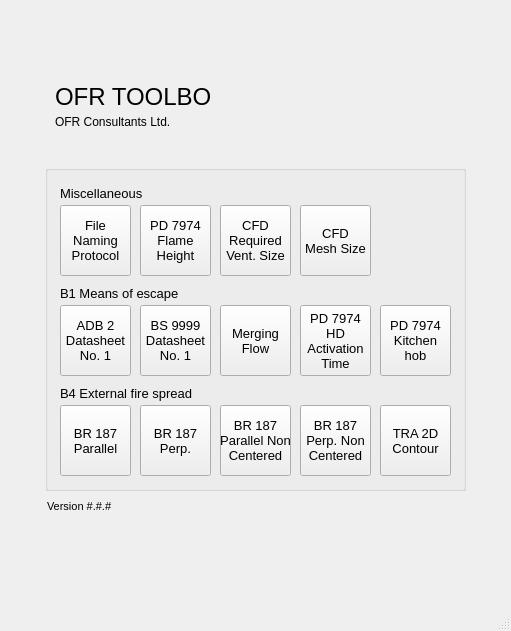
Old version of the form fsetoolsGUI/gui/layout/ui/main.ui in the repository fuyans/fsetoolsGUI.
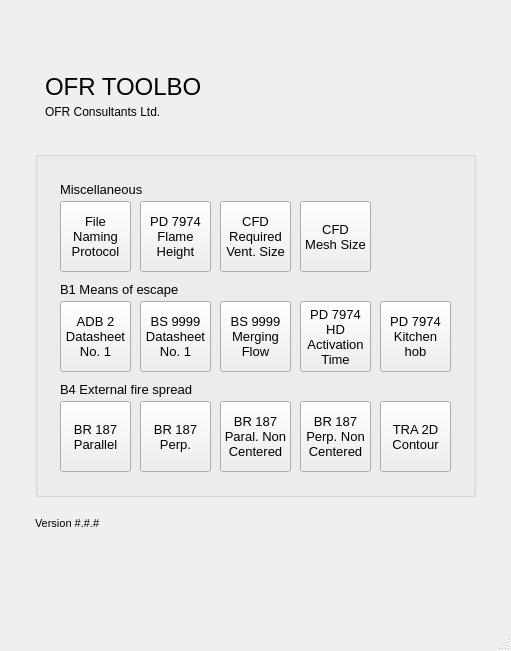
New version of the form. Icons and pictures are not drawn.

Diff of the .ui file:
```diff
--- a/fsetoolsGUI/gui/layout/ui/main.ui
+++ b/fsetoolsGUI/gui/layout/ui/main.ui
@@ -7,7 +7,7 @@
     <x>0</x>
     <y>0</y>
     <width>511</width>
-    <height>631</height>
+    <height>651</height>
    </rect>
   </property>
   <property name="sizePolicy">
@@ -18,8 +18,8 @@
   </property>
   <property name="minimumSize">
    <size>
-    <width>511</width>
-    <height>631</height>
+    <width>0</width>
+    <height>0</height>
    </size>
   </property>
   <property name="windowTitle">
@@ -29,24 +29,33 @@
    <enum>QTabWidget::Rounded</enum>
   </property>
   <widget class="QWidget" name="centralwidget">
+   <layout class="QVBoxLayout" name="verticalLayout">
+    <property name="spacing">
+     <number>0</number>
+    </property>
+    <property name="leftMargin">
+     <number>35</number>
+    </property>
+    <property name="topMargin">
+     <number>35</number>
+    </property>
+    <property name="rightMargin">
+     <number>35</number>
+    </property>
+    <property name="bottomMargin">
+     <number>80</number>
+    </property>
+    <item>
    <widget class="QWidget" name="widget" native="true">
-    <property name="geometry">
-     <rect>
-      <x>45</x>
-      <y>50</y>
-      <width>421</width>
-      <height>106</height>
-     </rect>
-    </property>
     <property name="minimumSize">
      <size>
-      <width>421</width>
+        <width>441</width>
       <height>106</height>
      </size>
     </property>
     <property name="maximumSize">
      <size>
-      <width>421</width>
+        <width>441</width>
       <height>106</height>
      </size>
     </property>
@@ -105,7 +114,7 @@
     <widget class="QLabel" name="label_logo">
      <property name="geometry">
       <rect>
-       <x>235</x>
+         <x>245</x>
        <y>0</y>
        <width>194</width>
        <height>105</height>
@@ -125,25 +134,19 @@
      </property>
     </widget>
    </widget>
-   <widget class="QGroupBox" name="groupBox_misc">
-    <property name="geometry">
-     <rect>
-      <x>45</x>
-      <y>165</y>
-      <width>421</width>
-      <height>326</height>
-     </rect>
-    </property>
+    </item>
+    <item>
+     <widget class="QGroupBox" name="groupBox_buttons">
     <property name="minimumSize">
      <size>
-      <width>421</width>
-      <height>326</height>
+        <width>441</width>
+        <height>346</height>
      </size>
     </property>
     <property name="maximumSize">
      <size>
-      <width>421</width>
-      <height>326</height>
+        <width>441</width>
+        <height>346</height>
      </size>
     </property>
     <property name="title">
@@ -152,8 +155,8 @@
     <widget class="QPushButton" name="pushButton_0602_pd7974_flame_height">
      <property name="geometry">
       <rect>
-       <x>95</x>
-       <y>40</y>
+         <x>105</x>
+         <y>50</y>
        <width>71</width>
        <height>71</height>
       </rect>
@@ -196,8 +199,8 @@
      </property>
      <property name="geometry">
       <rect>
-       <x>175</x>
-       <y>40</y>
+         <x>185</x>
+         <y>50</y>
        <width>71</width>
        <height>71</height>
       </rect>
@@ -228,8 +231,8 @@
     <widget class="QPushButton" name="pushButton_0601_naming_convention">
      <property name="geometry">
       <rect>
-       <x>15</x>
-       <y>40</y>
+         <x>25</x>
+         <y>50</y>
        <width>71</width>
        <height>71</height>
       </rect>
@@ -272,8 +275,8 @@
      </property>
      <property name="geometry">
       <rect>
-       <x>255</x>
-       <y>40</y>
+         <x>265</x>
+         <y>50</y>
        <width>71</width>
        <height>71</height>
       </rect>
@@ -312,8 +315,8 @@
      </property>
      <property name="geometry">
       <rect>
-       <x>335</x>
-       <y>240</y>
+         <x>345</x>
+         <y>250</y>
        <width>71</width>
        <height>71</height>
       </rect>
@@ -352,8 +355,8 @@
     <widget class="QPushButton" name="pushButton_0401_br187_parallel_simple">
      <property name="geometry">
       <rect>
-       <x>15</x>
-       <y>240</y>
+         <x>25</x>
+         <y>250</y>
        <width>71</width>
        <height>71</height>
       </rect>
@@ -392,8 +395,8 @@
     <widget class="QPushButton" name="pushButton_0403_br187_parallel_complex">
      <property name="geometry">
       <rect>
-       <x>175</x>
-       <y>240</y>
+         <x>185</x>
+         <y>250</y>
        <width>71</width>
        <height>71</height>
       </rect>
@@ -423,7 +426,7 @@
      </property>
      <property name="text">
       <string>BR 187
-Parallel Non
+Paral. Non
 Centered</string>
      </property>
      <property name="autoDefault">
@@ -433,8 +436,8 @@
     <widget class="QPushButton" name="pushButton_0404_br187_perpendicular_complex">
      <property name="geometry">
       <rect>
-       <x>255</x>
-       <y>240</y>
+         <x>265</x>
+         <y>250</y>
        <width>71</width>
        <height>71</height>
       </rect>
@@ -474,8 +477,8 @@
     <widget class="QPushButton" name="pushButton_0402_br187_perpendicular_simple">
      <property name="geometry">
       <rect>
-       <x>95</x>
-       <y>240</y>
+         <x>105</x>
+         <y>250</y>
        <width>71</width>
        <height>71</height>
       </rect>
@@ -514,8 +517,8 @@
     <widget class="QPushButton" name="pushButton_0102_bs9999_datasheet_1">
      <property name="geometry">
       <rect>
-       <x>95</x>
-       <y>140</y>
+         <x>105</x>
+         <y>150</y>
        <width>71</width>
        <height>71</height>
       </rect>
@@ -555,8 +558,8 @@
     <widget class="QPushButton" name="pushButton_0101_adb2_datasheet_1">
      <property name="geometry">
       <rect>
-       <x>15</x>
-       <y>140</y>
+         <x>25</x>
+         <y>150</y>
        <width>71</width>
        <height>71</height>
       </rect>
@@ -596,8 +599,8 @@
     <widget class="QPushButton" name="pushButton_0111_heat_detector_activation">
      <property name="geometry">
       <rect>
-       <x>255</x>
-       <y>140</y>
+         <x>265</x>
+         <y>150</y>
        <width>71</width>
        <height>71</height>
       </rect>
@@ -641,8 +644,8 @@
      </property>
      <property name="geometry">
       <rect>
-       <x>175</x>
-       <y>140</y>
+         <x>185</x>
+         <y>150</y>
        <width>71</width>
        <height>71</height>
       </rect>
@@ -671,7 +674,8 @@
       <string>Merging flow calculation in accordance with BS 9999:2017.</string>
      </property>
      <property name="text">
-      <string>Merging
+        <string>BS 9999
+Merging
 Flow</string>
      </property>
      <property name="autoDefault">
@@ -681,8 +685,8 @@
     <widget class="QLabel" name="label">
      <property name="geometry">
       <rect>
-       <x>15</x>
-       <y>215</y>
+         <x>25</x>
+         <y>225</y>
        <width>366</width>
        <height>26</height>
       </rect>
@@ -699,8 +703,8 @@
     <widget class="QLabel" name="label_2">
      <property name="geometry">
       <rect>
-       <x>15</x>
-       <y>115</y>
+         <x>25</x>
+         <y>125</y>
        <width>366</width>
        <height>26</height>
       </rect>
@@ -717,8 +721,8 @@
     <widget class="QLabel" name="label_3">
      <property name="geometry">
       <rect>
-       <x>15</x>
-       <y>15</y>
+         <x>25</x>
+         <y>25</y>
        <width>366</width>
        <height>26</height>
       </rect>
@@ -735,8 +739,8 @@
     <widget class="QPushButton" name="pushButton_0111_heat_detector_activation_2">
      <property name="geometry">
       <rect>
-       <x>335</x>
-       <y>140</y>
+         <x>345</x>
+         <y>150</y>
        <width>71</width>
        <height>71</height>
       </rect>
@@ -774,24 +778,34 @@
      </property>
     </widget>
    </widget>
+    </item>
+    <item>
+     <spacer name="verticalSpacer">
+      <property name="orientation">
+       <enum>Qt::Vertical</enum>
+      </property>
+      <property name="sizeType">
+       <enum>QSizePolicy::Minimum</enum>
+      </property>
+      <property name="sizeHint" stdset="0">
+       <size>
+        <width>20</width>
+        <height>15</height>
+       </size>
+      </property>
+     </spacer>
+    </item>
+    <item>
    <widget class="QWidget" name="widget_2" native="true">
-    <property name="geometry">
-     <rect>
-      <x>47</x>
-      <y>500</y>
-      <width>421</width>
-      <height>26</height>
-     </rect>
-    </property>
     <property name="minimumSize">
      <size>
-      <width>421</width>
+        <width>441</width>
       <height>26</height>
      </size>
     </property>
     <property name="maximumSize">
      <size>
-      <width>421</width>
+        <width>441</width>
       <height>26</height>
      </size>
     </property>
@@ -800,19 +814,19 @@
       <rect>
        <x>0</x>
        <y>0</y>
-       <width>416</width>
+         <width>441</width>
        <height>26</height>
       </rect>
      </property>
      <property name="minimumSize">
       <size>
-       <width>0</width>
+         <width>441</width>
        <height>26</height>
       </size>
      </property>
      <property name="maximumSize">
       <size>
-       <width>16777215</width>
+         <width>441</width>
        <height>26</height>
       </size>
      </property>
@@ -832,6 +846,8 @@
      </property>
     </widget>
    </widget>
+    </item>
+   </layout>
   </widget>
   <widget class="QMenuBar" name="menubar">
    <property name="geometry">
```
Lines whose indentation alone changed are shown as unchanged.
